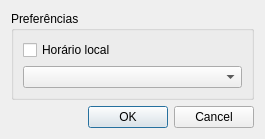
Above: src/settingsdialog.ui from FelipeCortez/emmn before the change. Below: the same form after it.
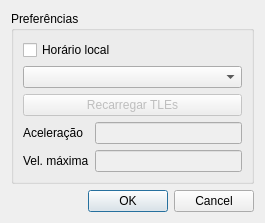
That is the form after the change.

Patch:
```diff
--- a/src/settingsdialog.ui
+++ b/src/settingsdialog.ui
@@ -7,7 +7,7 @@
     <x>0</x>
     <y>0</y>
     <width>265</width>
-    <height>123</height>
+    <height>204</height>
    </rect>
   </property>
   <property name="windowTitle">
@@ -30,6 +30,44 @@
       <item row="1" column="0" colspan="2">
        <widget class="QComboBox" name="serialPortsCombo"/>
       </item>
+      <item row="2" column="0" colspan="2">
+       <widget class="QPushButton" name="pushButton">
+        <property name="enabled">
+         <bool>false</bool>
+        </property>
+        <property name="text">
+         <string>Recarregar TLEs</string>
+        </property>
+       </widget>
+      </item>
+      <item row="3" column="0">
+       <widget class="QLabel" name="label">
+        <property name="text">
+         <string>Aceleração</string>
+        </property>
+       </widget>
+      </item>
+      <item row="3" column="1">
+       <widget class="QLineEdit" name="lineEdit">
+        <property name="enabled">
+         <bool>false</bool>
+        </property>
+       </widget>
+      </item>
+      <item row="4" column="0">
+       <widget class="QLabel" name="label_2">
+        <property name="text">
+         <string>Vel. máxima</string>
+        </property>
+       </widget>
+      </item>
+      <item row="4" column="1">
+       <widget class="QLineEdit" name="lineEdit_2">
+        <property name="enabled">
+         <bool>false</bool>
+        </property>
+       </widget>
+      </item>
      </layout>
     </widget>
    </item>
```
